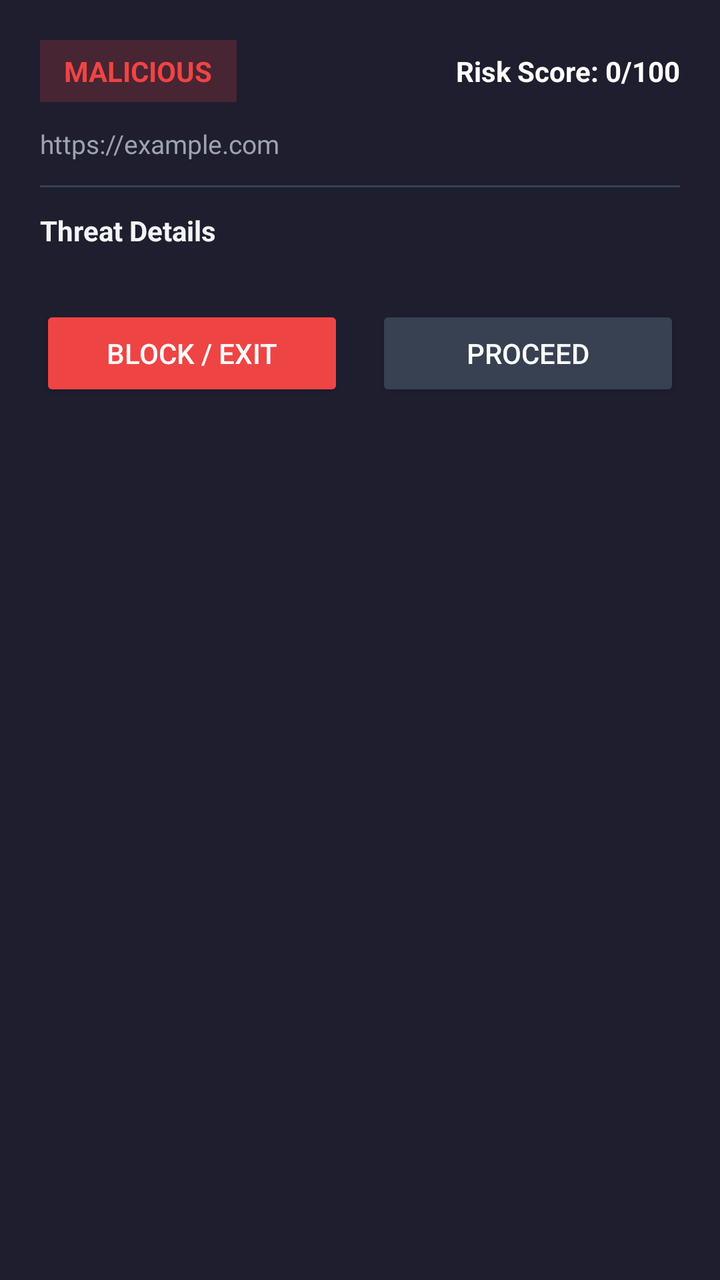
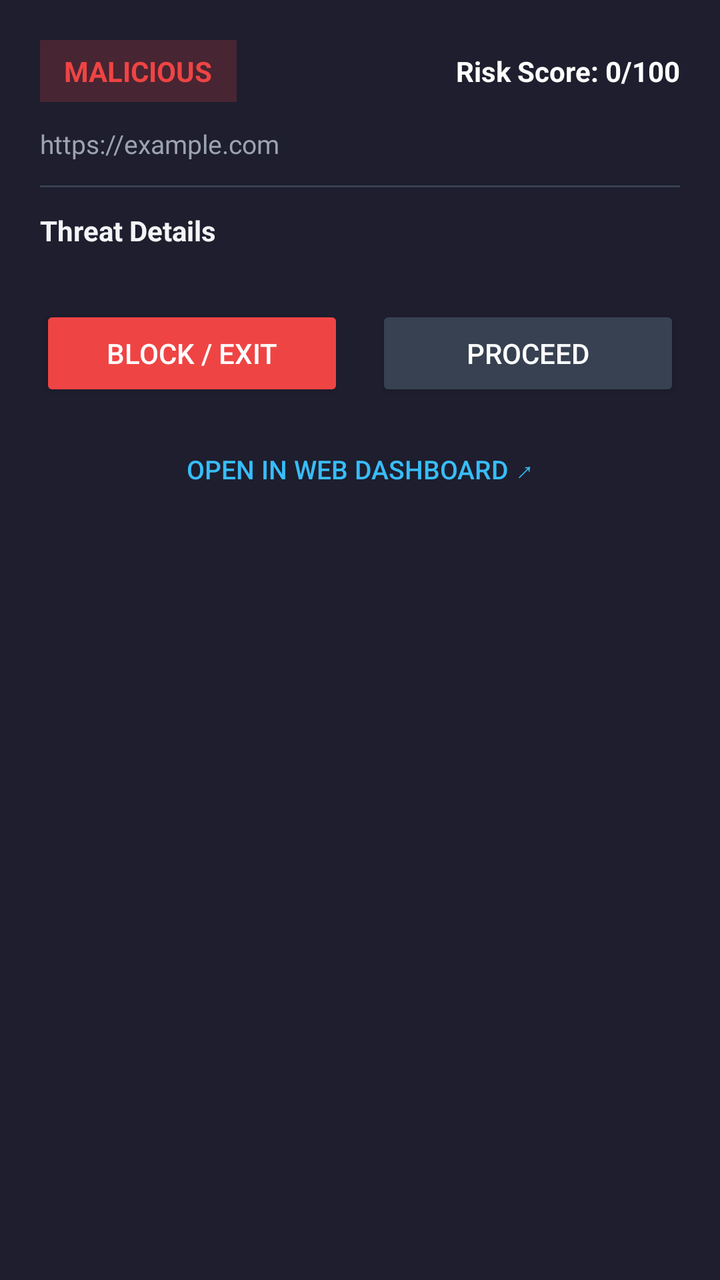

Compare the two renders of this Android layout. The source of the first and the diff that turns it into the second are given below.
<!-- AndroidManifest.xml: application theme Theme.CipherScan -->
<!-- res/layout/layout_security_overlay.xml -->
<?xml version="1.0" encoding="utf-8"?>
<androidx.core.widget.NestedScrollView xmlns:android="http://schemas.android.com/apk/res/android"
    android:layout_width="match_parent"
    android:layout_height="wrap_content"
    android:background="#1E1E2E"
    android:padding="20dp">

    <LinearLayout
        android:layout_width="match_parent"
        android:layout_height="wrap_content"
        android:orientation="vertical">

        
        <LinearLayout
            android:layout_width="match_parent"
            android:layout_height="wrap_content"
            android:gravity="center_vertical"
            android:orientation="horizontal">

            <TextView
                android:id="@+id/tvVerdictBadge"
                android:layout_width="wrap_content"
                android:layout_height="wrap_content"
                android:background="#33EF4444"
                android:paddingHorizontal="12dp"
                android:paddingVertical="6dp"
                android:text="MALICIOUS"
                android:textColor="#EF4444"
                android:textSize="14sp"
                android:textStyle="bold" />

            <View
                android:layout_width="0dp"
                android:layout_height="0dp"
                android:layout_weight="1" />

            <TextView
                android:id="@+id/tvRiskScore"
                android:layout_width="wrap_content"
                android:layout_height="wrap_content"
                android:text="Risk Score: 0/100"
                android:textColor="#FFFFFF"
                android:textSize="14sp"
                android:textStyle="bold" />
        </LinearLayout>

        
        <TextView
            android:id="@+id/tvTargetUrl"
            android:layout_width="match_parent"
            android:layout_height="wrap_content"
            android:layout_marginTop="12dp"
            android:ellipsize="middle"
            android:singleLine="true"
            android:text="https://example.com"
            android:textColor="#9CA3AF"
            android:textSize="13sp" />

        <View
            android:layout_width="match_parent"
            android:layout_height="1dp"
            android:layout_marginVertical="12dp"
            android:background="#374151" />

        
        <TextView
            android:layout_width="wrap_content"
            android:layout_height="wrap_content"
            android:text="Threat Details"
            android:textColor="#F3F4F6"
            android:textSize="14sp"
            android:textStyle="bold" />

        <LinearLayout
            android:id="@+id/containerThreatReasons"
            android:layout_width="match_parent"
            android:layout_height="wrap_content"
            android:layout_marginTop="8dp"
            android:orientation="vertical" />

        
        <ImageView
            android:id="@+id/ivScreenshotPreview"
            android:layout_width="match_parent"
            android:layout_height="180dp"
            android:layout_marginTop="12dp"
            android:adjustViewBounds="true"
            android:background="#111827"
            android:scaleType="fitCenter"
            android:visibility="gone" />

        
        <LinearLayout
            android:layout_width="match_parent"
            android:layout_height="wrap_content"
            android:layout_marginTop="20dp"
            android:orientation="horizontal">

            <Button
                android:id="@+id/btnCancel"
                android:layout_width="0dp"
                android:layout_height="wrap_content"
                android:layout_marginEnd="8dp"
                android:layout_weight="1"
                android:backgroundTint="#EF4444"
                android:text="Block / Exit"
                android:textColor="#FFFFFF" />

            <Button
                android:id="@+id/btnProceedAnyway"
                android:layout_width="0dp"
                android:layout_height="wrap_content"
                android:layout_marginStart="8dp"
                android:layout_weight="1"
                android:backgroundTint="#374151"
                android:text="Proceed"
                android:textColor="#FFFFFF" />
        </LinearLayout>
    </LinearLayout>
</androidx.core.widget.NestedScrollView>
<!-- resources referenced by this layout -->
<resources>
  <style name="Theme.CipherScan" parent="Theme.MaterialComponents.DayNight.NoActionBar">
          <item name="colorPrimary">@color/accent_cyan</item>
          <item name="colorPrimaryDark">@color/background_deep</item>
          <item name="colorAccent">@color/accent_purple</item>
          <item name="android:windowBackground">@color/background_deep</item>
          <item name="android:statusBarColor" tools:targetApi="21">@color/background_deep</item>
      </style>
  <color name="accent_cyan">#00D4FF</color>
  <color name="background_deep">#0A0E1A</color>
  <color name="accent_purple">#7C3AED</color>
</resources>

<!-- the commit's change to res/layout/layout_security_overlay.xml (unified diff, before → after) -->
@@ -116,5 +116,16 @@
                 android:text="Proceed"
                 android:textColor="#FFFFFF" />
         </LinearLayout>
+
+        
+        <Button
+            android:id="@+id/btnViewOnWebDashboard"
+            style="?android:attr/borderlessButtonStyle"
+            android:layout_width="match_parent"
+            android:layout_height="wrap_content"
+            android:layout_marginTop="10dp"
+            android:text="Open in Web Dashboard ↗"
+            android:textColor="#38BDF8"
+            android:textSize="13sp" />
     </LinearLayout>
 </androidx.core.widget.NestedScrollView>
